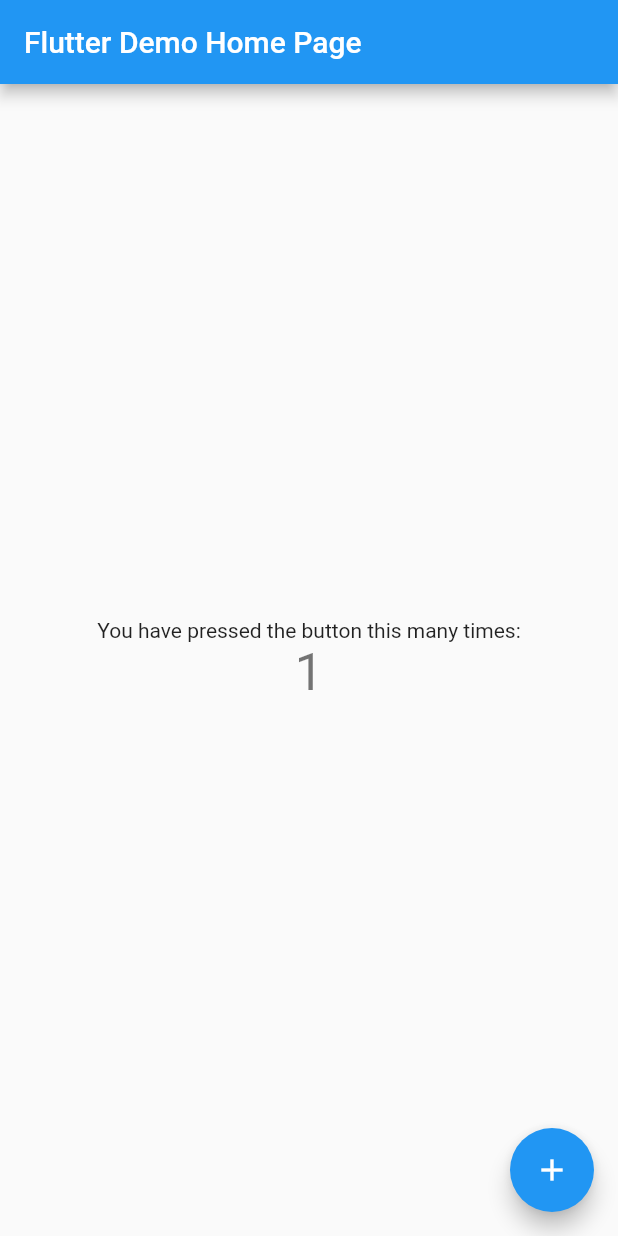
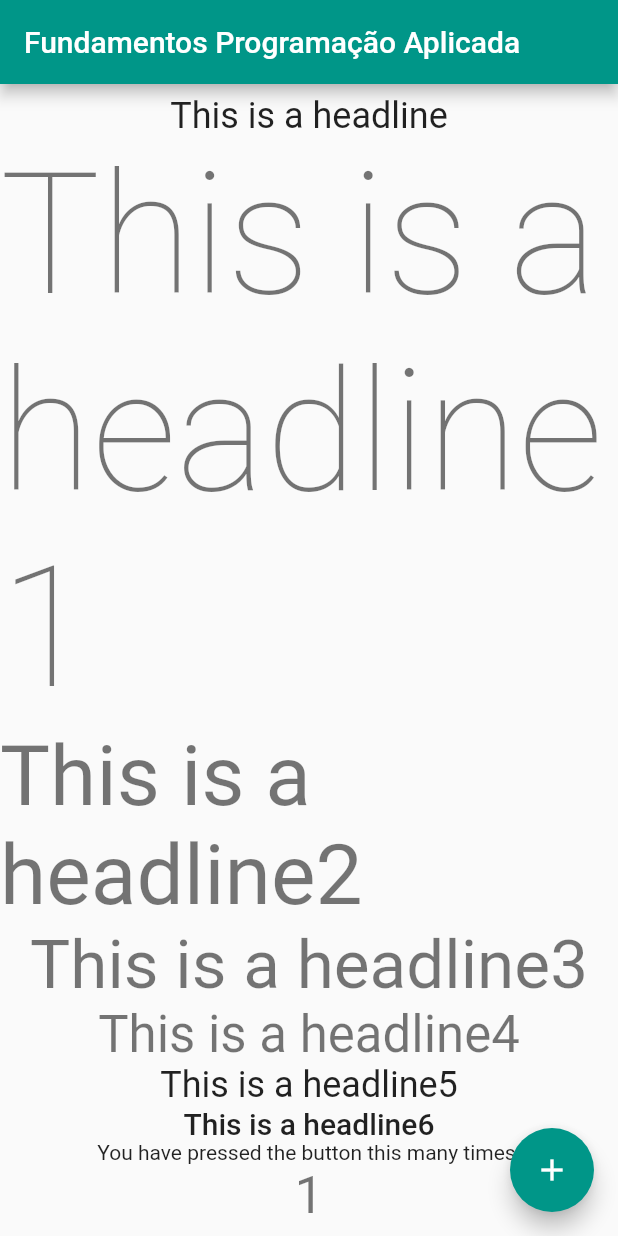
Before and after one commit to yurisilva/fpa-flutter, a Flutter app: the screen it shows after launch, after a tap on the "add" icon, on a phone screen of 412 x 824 dp. Run offline on Flutter 3.47's test engine with Material 2 defaults, Android fonts, the phone set to English and light mode, and no system bars.

Commit message:
Testando diferentes headlines

```diff
--- a/lib/main.dart
+++ b/lib/main.dart
@@ -5,39 +5,18 @@
 }
 
 class MyApp extends StatelessWidget {
-  // This widget is the root of your application.
   @override
   Widget build(BuildContext context) {
     return MaterialApp(
       title: 'Flutter Demo',
-      theme: ThemeData(
-        // This is the theme of your application.
-        //
-        // Try running your application with "flutter run". You'll see the
-        // application has a blue toolbar. Then, without quitting the app, try
-        // changing the primarySwatch below to Colors.green and then invoke
-        // "hot reload" (press "r" in the console where you ran "flutter run",
-        // or simply save your changes to "hot reload" in a Flutter IDE).
-        // Notice that the counter didn't reset back to zero; the application
-        // is not restarted.
-        primarySwatch: Colors.blue,
-      ),
-      home: MyHomePage(title: 'Flutter Demo Home Page'),
+      theme: ThemeData( primarySwatch: Colors.teal ),
+      home: MyHomePage(title: 'Fundamentos Programação Aplicada'),
     );
   }
 }
 
 class MyHomePage extends StatefulWidget {
   MyHomePage({Key key, this.title}) : super(key: key);
-
-  // This widget is the home page of your application. It is stateful, meaning
-  // that it has a State object (defined below) that contains fields that affect
-  // how it looks.
-
-  // This class is the configuration for the state. It holds the values (in this
-  // case the title) provided by the parent (in this case the App widget) and
-  // used by the build method of the State. Fields in a Widget subclass are
-  // always marked "final".
 
   final String title;
 
@@ -49,57 +28,26 @@
   int _counter = 0;
 
   void _incrementCounter() {
-    setState(() {
-      // This call to setState tells the Flutter framework that something has
-      // changed in this State, which causes it to rerun the build method below
-      // so that the display can reflect the updated values. If we changed
-      // _counter without calling setState(), then the build method would not be
-      // called again, and so nothing would appear to happen.
-      _counter++;
-    });
+    setState(() { _counter++; });
   }
 
   @override
   Widget build(BuildContext context) {
-    // This method is rerun every time setState is called, for instance as done
-    // by the _incrementCounter method above.
-    //
-    // The Flutter framework has been optimized to make rerunning build methods
-    // fast, so that you can just rebuild anything that needs updating rather
-    // than having to individually change instances of widgets.
     return Scaffold(
-      appBar: AppBar(
-        // Here we take the value from the MyHomePage object that was created by
-        // the App.build method, and use it to set our appbar title.
-        title: Text(widget.title),
-      ),
+      appBar: AppBar( title: Text(widget.title) ),
       body: Center(
-        // Center is a layout widget. It takes a single child and positions it
-        // in the middle of the parent.
         child: Column(
-          // Column is also a layout widget. It takes a list of children and
-          // arranges them vertically. By default, it sizes itself to fit its
-          // children horizontally, and tries to be as tall as its parent.
-          //
-          // Invoke "debug painting" (press "p" in the console, choose the
-          // "Toggle Debug Paint" action from the Flutter Inspector in Android
-          // Studio, or the "Toggle Debug Paint" command in Visual Studio Code)
-          // to see the wireframe for each widget.
-          //
-          // Column has various properties to control how it sizes itself and
-          // how it positions its children. Here we use mainAxisAlignment to
-          // center the children vertically; the main axis here is the vertical
-          // axis because Columns are vertical (the cross axis would be
-          // horizontal).
           mainAxisAlignment: MainAxisAlignment.center,
           children: <Widget>[
-            Text(
-              'You have pressed the button this many times:',
-            ),
-            Text(
-              '$_counter',
-              style: Theme.of(context).textTheme.headline4,
-            ),
+            Text( 'This is a headline', style: Theme.of(context).textTheme.headline ),
+            Text( 'This is a headline1', style: Theme.of(context).textTheme.headline1 ),
+            Text( 'This is a headline2', style: Theme.of(context).textTheme.headline2 ),
+            Text( 'This is a headline3', style: Theme.of(context).textTheme.headline3 ),
+            Text( 'This is a headline4', style: Theme.of(context).textTheme.headline4 ),
+            Text( 'This is a headline5', style: Theme.of(context).textTheme.headline5 ),
+            Text( 'This is a headline6', style: Theme.of(context).textTheme.headline6 ),
+            Text( 'You have pressed the button this many times:' ),
+            Text( '$_counter', style: Theme.of(context).textTheme.headline4 ),
           ],
         ),
       ),
@@ -107,7 +55,7 @@
         onPressed: _incrementCounter,
         tooltip: 'Increment',
         child: Icon(Icons.add),
-      ), // This trailing comma makes auto-formatting nicer for build methods.
+      ),
     );
   }
 }
```
Also changed, not shown: 29 other files.
